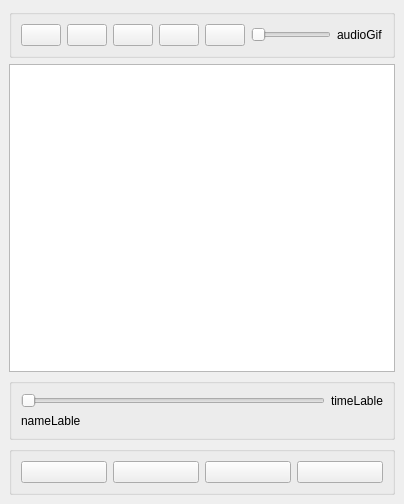
This is mainwindow.ui in OstrovskyAndriy/audio_player as Qt 5 draws it before an edit. The edited form follows.
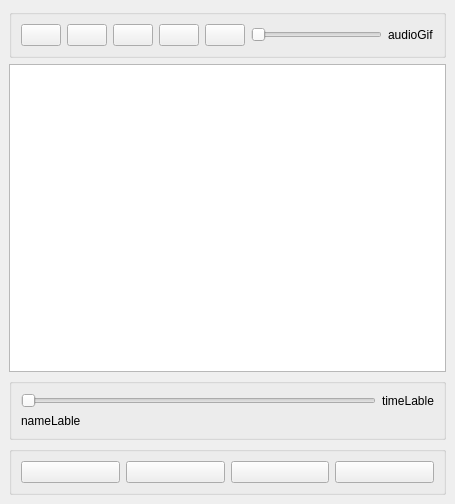
This is the edited form. Icons and pictures are not drawn.

```diff
--- a/mainwindow.ui
+++ b/mainwindow.ui
@@ -6,7 +6,7 @@
    <rect>
     <x>0</x>
     <y>0</y>
-    <width>404</width>
+    <width>455</width>
     <height>504</height>
    </rect>
   </property>
```
Left out of the diff: 4 changed lines with no effect on the pictures.
